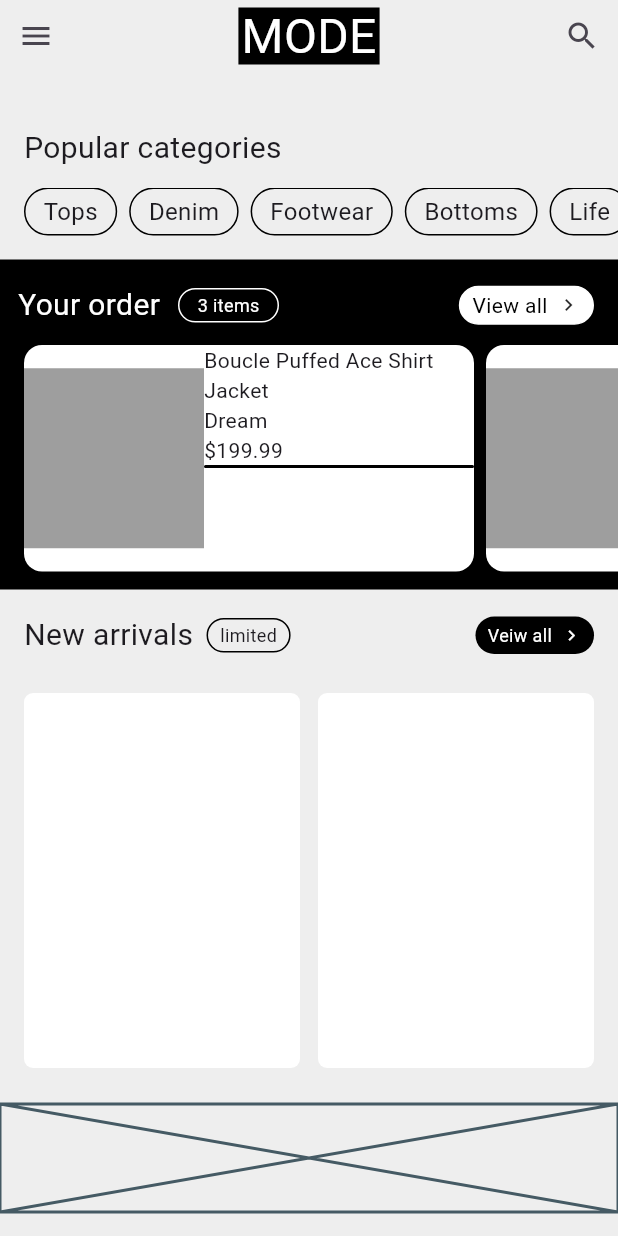
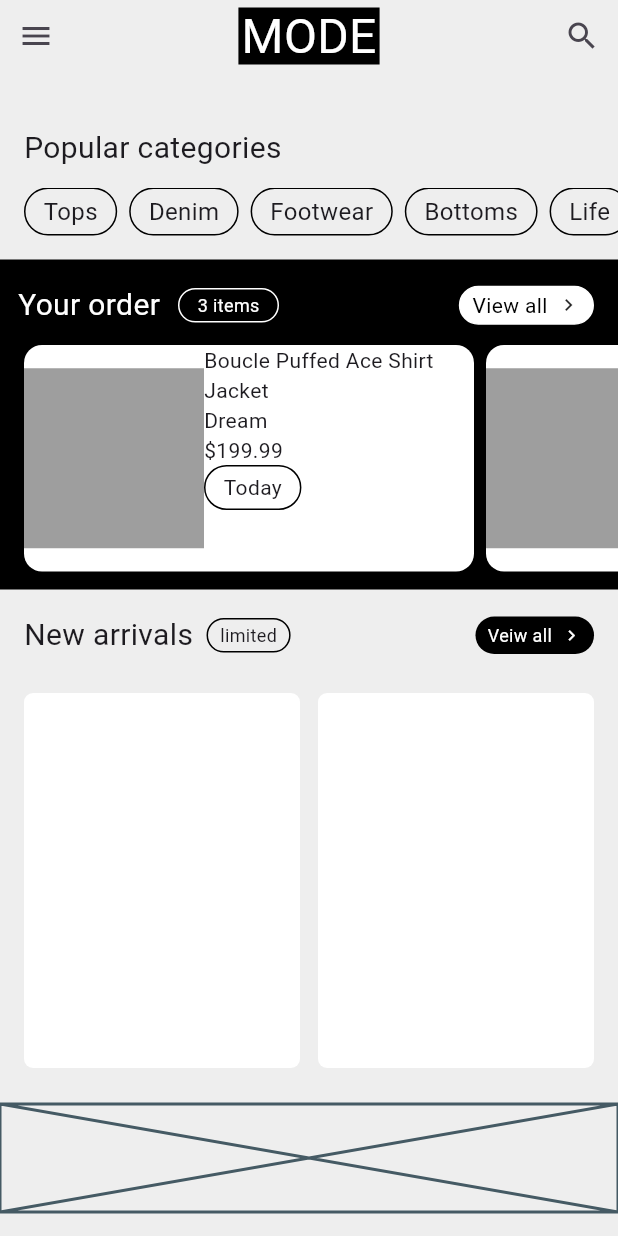
Before and after one commit to JAICHANGPARK/flutter_notebook_chapter_49, a Flutter app: the ECommerceHomePage screen opened directly, on a phone screen of 412 x 824 dp. Run offline on Flutter 3.47's test engine with Material 3 defaults, Android fonts, the phone set to English and light mode, and no system bars; our stand-ins replace gap, google_fonts; Roboto replaces fonts that are missing (Akshar).

Commit message:
Update e_commerce_home_page.dart

```diff
--- a/lib/ep2451_e_commerce_app/ui/e_commerce_home_page.dart
+++ b/lib/ep2451_e_commerce_app/ui/e_commerce_home_page.dart
@@ -171,6 +171,11 @@ class _ECommerceHomePageState extends State<ECommerceHomePage> {
                                             side: BorderSide(),
                                           ),
                                         ),
+                                        padding: .symmetric(
+                                          horizontal: 12,
+                                          vertical: 4,
+                                        ),
+                                        child: Text("Today"),
                                       ),
                                     ],
                                   ),
```
